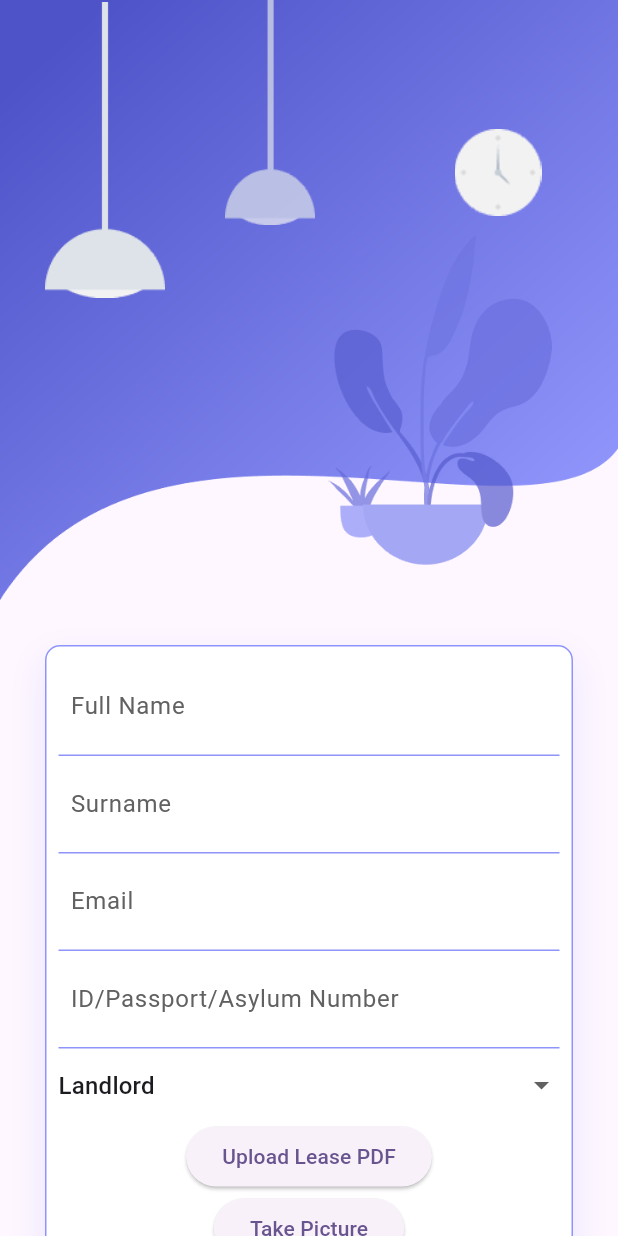
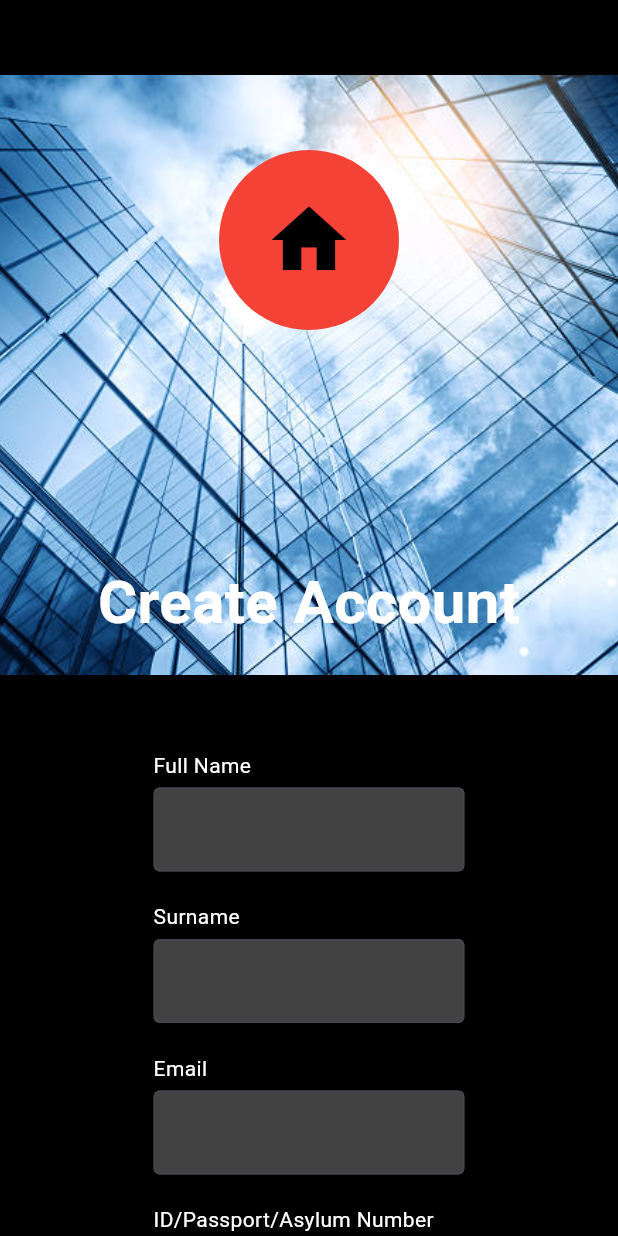
Before and after one commit to nkosi-ncube/rentalharmony, a Flutter app: the CreateAccountScreen screen opened by its route, on a phone screen of 412 x 824 dp. Run offline on Flutter 3.47's test engine with Material 3 defaults, Android fonts, the phone set to English and light mode, and no system bars.

Commit message:
latest updates

```diff
--- a/lib/create_account_screen.dart
+++ b/lib/create_account_screen.dart
@@ -1,9 +1,10 @@
 import 'package:flutter/material.dart';
 
 class CreateAccountScreen extends StatefulWidget {
-  const CreateAccountScreen({Key? key}) : super(key: key);
+  const CreateAccountScreen({super.key});
 
   @override
+  // ignore: library_private_types_in_public_api
   _CreateAccountScreenState createState() => _CreateAccountScreenState();
 }
 
@@ -11,7 +12,8 @@ class _CreateAccountScreenState extends State<CreateAccountScreen> {
   String _selectedAccountType = 'Landlord'; // Default account type
   bool _isTenant = false; // Variable to track if user is a tenant
   bool _passwordVisible = false;
-  bool _confirmPasswordVisible = false;
+  // ignore: unused_field
+  final bool _confirmPasswordVisible = false;
 
   TextEditingController _fullNameController = TextEditingController();
   TextEditingController _surnameController = TextEditingController();
@@ -22,160 +24,82 @@ class _CreateAccountScreenState extends State<CreateAccountScreen> {
 
   @override
   Widget build(BuildContext context) {
+    double screenWidth = MediaQuery.of(context).size.width;
+
     return Scaffold(
       body: SingleChildScrollView(
         child: Container(
+          color: Colors.black, // Black background
           child: Column(
+            crossAxisAlignment: CrossAxisAlignment.center,
             children: <Widget>[
+              const SizedBox(height: 50),
               Container(
                 height: 400,
-                decoration: BoxDecoration(
+                width: double.infinity,
+                decoration: const BoxDecoration(
                   image: DecorationImage(
-                    image: AssetImage('assets/images/background.png'),
-                    fit: BoxFit.fill,
+                    image: AssetImage('assets/images/background.jpg'),
+                    fit: BoxFit.cover,
                   ),
                 ),
                 child: Stack(
+                  alignment: Alignment.center,
                   children: <Widget>[
                     Positioned(
-                      left: 30,
-                      width: 80,
-                      height: 200,
+                      top: 50,
                       child: Container(
-                        decoration: BoxDecoration(
-                          image: DecorationImage(
-                            image: AssetImage('assets/images/light-1.png'),
+                        width: 120,
+                        height: 120,
+                        decoration: const BoxDecoration(
+                          color: Color(0xFFF44336), // Red color
+                          shape: BoxShape.circle,
+                        ),
+                        child: const Icon(
+                          Icons.home,
+                          color: Colors.black,
+                          size: 60,
                         ),
                       ),
                     ),
-                    ),
-                    Positioned(
-                      left: 140,
-                      width: 80,
-                      height: 150,
-                      child: Container(
-                        decoration: BoxDecoration(
-                          image: DecorationImage(
-                            image: AssetImage('assets/images/light-2.png'),
-                          ),
-                        ),
-                      ),
-                    ),
-                    Positioned(
-                      right: 40,
-                      top: 40,
-                      width: 80,
-                      height: 150,
-                      child: Container(
-                        decoration: BoxDecoration(
-                          image: DecorationImage(
-                            image: AssetImage('assets/images/clock.png'),
-                          ),
+                    const Positioned(
+                      bottom: 20,
+                      child: Text(
+                        "Create Account",
+                        style: TextStyle(
+                          color: Colors.white,
+                          fontSize: 40,
+                          fontWeight: FontWeight.bold,
                         ),
                       ),
                     ),
                   ],
                 ),
               ),
-              Padding(
-                padding: EdgeInsets.all(30.0),
-                child: Column(
-                  children: <Widget>[
+              const SizedBox(height: 30),
               Container(
-                      padding: EdgeInsets.all(8.0),
+                padding: const EdgeInsets.all(20),
+                width: screenWidth * 0.6, // Width set to 60% of the screen width
                 decoration: BoxDecoration(
-                        color: Colors.white,
-                        borderRadius: BorderRadius.circular(10),
-                        border: Border.all(
-                          color: Color.fromRGBO(143, 148, 251, 1),
-                        ),
-                        boxShadow: [
-                          BoxShadow(
-                            color: Color.fromRGBO(143, 148, 251, .2),
-                            blurRadius: 20.0,
-                            offset: Offset(0, 10),
-                          ),
-                        ],
+                  color: Colors.black.withOpacity(0.7), // Dark background for the form with opacity
+                  borderRadius: BorderRadius.circular(20),
                 ),
                 child: Column(
+                  crossAxisAlignment: CrossAxisAlignment.stretch,
                   children: <Widget>[
-                          Container(
-                            padding: EdgeInsets.all(8.0),
-                            decoration: BoxDecoration(
-                              border: Border(
-                                bottom: BorderSide(
-                                  color: Color.fromRGBO(143, 148, 251, 1),
-                                ),
-                              ),
-                            ),
-                            child: TextField(
-                              controller: _fullNameController,
-                              decoration: InputDecoration(
-                                border: InputBorder.none,
-                                hintText: "Full Name",
-                                hintStyle: TextStyle(color: Colors.grey[700]),
-                              ),
-                            ),
-                          ),
-                          Container(
-                            padding: EdgeInsets.all(8.0),
-                            decoration: BoxDecoration(
-                              border: Border(
-                                bottom: BorderSide(
-                                  color: Color.fromRGBO(143, 148, 251, 1),
-                                ),
-                              ),
-                            ),
-                            child: TextField(
-                              controller: _surnameController,
-                              decoration: InputDecoration(
-                                border: InputBorder.none,
-                                hintText: "Surname",
-                                hintStyle: TextStyle(color: Colors.grey[700]),
-                              ),
-                            ),
-                          ),
-                          Container(
-                            padding: EdgeInsets.all(8.0),
-                            decoration: BoxDecoration(
-                              border: Border(
-                                bottom: BorderSide(
-                                  color: Color.fromRGBO(143, 148, 251, 1),
-                                ),
-                              ),
-                            ),
-                            child: TextField(
-                              controller: _emailController,
-                              decoration: InputDecoration(
-                                border: InputBorder.none,
-                                hintText: "Email",
-                                hintStyle: TextStyle(color: Colors.grey[700]),
-                              ),
-                            ),
-                          ),
-                          Container(
-                            padding: EdgeInsets.all(8.0),
-                            decoration: BoxDecoration(
-                              border: Border(
-                                bottom: BorderSide(
-                                  color: Color.fromRGBO(143, 148, 251, 1),
-                                ),
-                              ),
-                            ),
-                            child: TextField(
-                              controller: _idNumberController,
-                              decoration: InputDecoration(
-                                border: InputBorder.none,
-                                hintText: "ID/Passport/Asylum Number",
-                                hintStyle: TextStyle(color: Colors.grey[700]),
-                              ),
-                            ),
-                          ),
+                    _buildInputField(label: "Full Name", controller: _fullNameController),
+                    const SizedBox(height: 20),
+                    _buildInputField(label: "Surname", controller: _surnameController),
+                    const SizedBox(height: 20),
+                    _buildInputField(label: "Email", controller: _emailController),
+                    const SizedBox(height: 20),
+                    _buildInputField(label: "ID/Passport/Asylum Number", controller: _idNumberController),
+                    const SizedBox(height: 20),
                     DropdownButtonFormField<String>(
-                            decoration: InputDecoration(
+                      decoration: const InputDecoration(
                         border: InputBorder.none,
                         hintText: "I am a",
-                              hintStyle: TextStyle(color: Colors.grey[700]),
+                        hintStyle: TextStyle(color: Colors.white70),
                       ),
                       value: _selectedAccountType,
                       onChanged: (String? newValue) {
@@ -195,30 +119,96 @@ class _CreateAccountScreenState extends State<CreateAccountScreen> {
                       onPressed: _isTenant ? null : () {
                         // Upload lease PDF logic
                       },
-                            child: Text('Upload Lease PDF'),
+                      child: const Text('Upload Lease PDF'),
                     ),
                     ElevatedButton(
                       onPressed: () {
                         // Take live picture logic
                       },
-                            child: Text('Take Picture'),
+                      child: const Text('Take Picture'),
                     ),
-                          Container(
-                            padding: EdgeInsets.all(8.0),
-                            decoration: BoxDecoration(
-                              border: Border(
-                                bottom: BorderSide(
-                                  color: Color.fromRGBO(143, 148, 251, 1),
+                    const SizedBox(height: 20),
+                    _buildPasswordField(label: "Password", controller: _passwordController),
+                    const SizedBox(height: 20),
+                    _buildPasswordField(label: "Confirm Password", controller: _confirmPasswordController),
+                    const SizedBox(height: 20),
+                  ],
+                ),
+              ),
+              const SizedBox(height: 30),
+              ElevatedButton(
+                onPressed: () {
+                  // Create account logic
+                },
+                child: const Text(
+                  "Create Account",
+                  style: TextStyle(fontSize: 18.0),
+                ),
+              ),
+              const SizedBox(height: 20),
+              GestureDetector(
+                onTap: () {
+                  // Navigate to login screen
+                  Navigator.pop(context);
+                },
+                child: const Text(
+                  "Already have an account? Login",
+                  style: TextStyle(color: Colors.blue),
+                ),
+              ),
+              const SizedBox(height: 50),
+            ],
           ),
         ),
       ),
-                            child: TextField(
-                              controller: _passwordController,
+    );
+  }
+
+  // Method to build input fields
+  Widget _buildInputField({required String label, required TextEditingController controller}) {
+    return Column(
+      crossAxisAlignment: CrossAxisAlignment.start,
+      children: [
+        Text(
+          label,
+          style: const TextStyle(color: Colors.white),
+          textAlign: TextAlign.center,
+        ),
+        const SizedBox(height: 5),
+        TextField(
+          controller: controller,
+          style: const TextStyle(color: Colors.white),
+          decoration: InputDecoration(
+            filled: true,
+            fillColor: Colors.grey[800], // Dark gray background for input field
+            border: const OutlineInputBorder(),
+            hintStyle: TextStyle(color: Colors.grey[600]),
+          ),
+        ),
+      ],
+    );
+  }
+
+  // Method to build password input fields
+  Widget _buildPasswordField({required String label, required TextEditingController controller}) {
+    return Column(
+      crossAxisAlignment: CrossAxisAlignment.start,
+      children: [
+        Text(
+          label,
+          style: const TextStyle(color: Colors.white),
+          textAlign: TextAlign.center,
+        ),
+        const SizedBox(height: 5),
+        TextField(
+          controller: controller,
           obscureText: !_passwordVisible,
+          style: const TextStyle(color: Colors.white),
           decoration: InputDecoration(
-                                border: InputBorder.none,
-                                hintText: "Password",
-                                hintStyle: TextStyle(color: Colors.grey[700]),
+            filled: true,
+            fillColor: Colors.grey[800], // Dark gray background for input field
+            border: const OutlineInputBorder(),
+            hintStyle: TextStyle(color: Colors.grey[600]),
             suffixIcon: IconButton(
               icon: Icon(
                 _passwordVisible ? Icons.visibility : Icons.visibility_off,
@@ -232,68 +222,7 @@ class _CreateAccountScreenState extends State<CreateAccountScreen> {
             ),
           ),
         ),
-                          ),
-                          Container(
-                            padding: EdgeInsets.all(8.0),
-                            decoration: BoxDecoration(
-                              border: Border(
-                                bottom: BorderSide(
-                                  color: Color.fromRGBO(143, 148, 251, 1),
-                                ),
-                              ),
-                            ),
-                            child: TextField(
-                              controller: _confirmPasswordController,
-                              obscureText: !_confirmPasswordVisible,
-                              decoration: InputDecoration(
-                                border: InputBorder.none,
-                                hintText: "Confirm Password",
-                                hintStyle: TextStyle(color: Colors.grey[700]),
-                                suffixIcon: IconButton(
-                                  icon: Icon(
-                                    _confirmPasswordVisible ? Icons.visibility : Icons.visibility_off,
-                                    color: Theme.of(context).primaryColorDark,
-                                  ),
-                                  onPressed: () {
-                                    setState(() {
-                                      _confirmPasswordVisible = !_confirmPasswordVisible;
-                                    });
-                                  },
-                                ),
-                              ),
-                            ),
-                          ),
       ],
-                      ),
-                    ),
-                    SizedBox(height: 30),
-                    ElevatedButton(
-                      onPressed: () {
-                        // Create account logic
-                      },
-                      child: Text(
-                        "Create Account",
-                        style: TextStyle(color: Colors.blue, fontWeight: FontWeight.bold),
-                      ),
-                    ),
-                    SizedBox(height: 70),
-                    GestureDetector(
-                      onTap: () {
-                        // Navigate to login screen
-                        Navigator.pop(context);
-                      },
-                      child: Text(
-                        "Already have an account? Login",
-                        style: TextStyle(color: Colors.blue),
-                      ),
-                    ),
-                  ],
-                ),
-              )
-            ],
-          ),
-        ),
-      ),
     );
   }
 }
```
Also changed, not shown: lib/login_screen.dart (+88 -104 lines), lib/splash_screen.dart (+3 -4 lines), lib/welcome_screen.dart (+5 -5 lines), assets/images/528.jpeg (added), assets/images/Untitled.jpeg (added), assets/images/background.jpg (added). Lines whose indentation alone changed are shown as unchanged.
